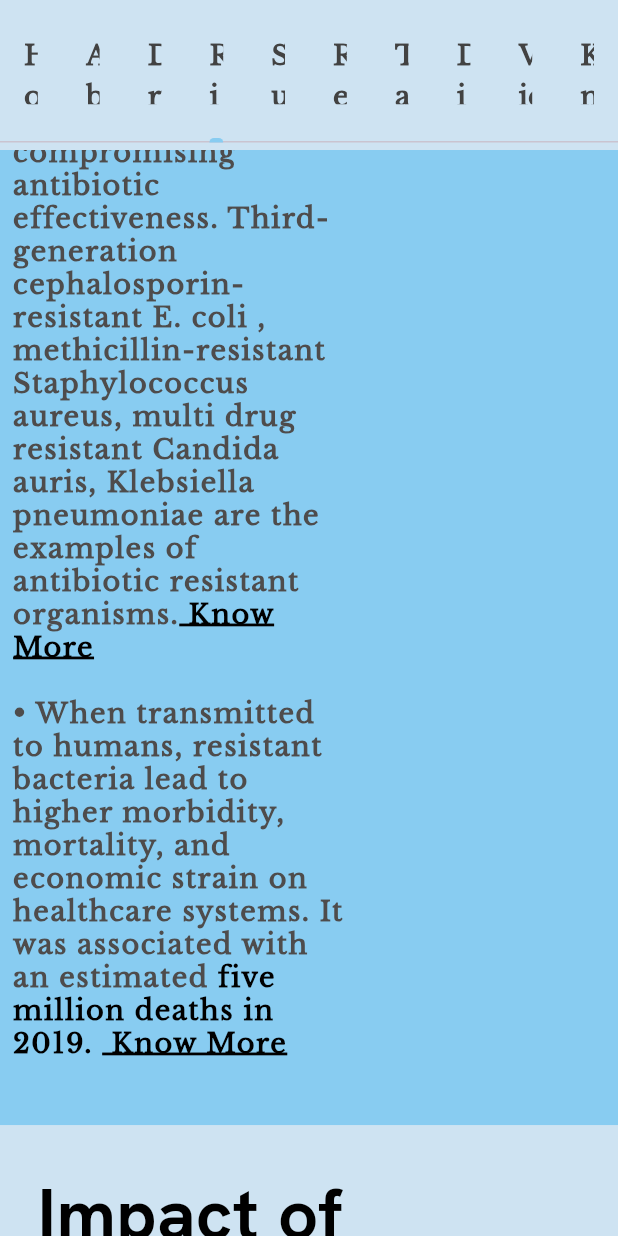
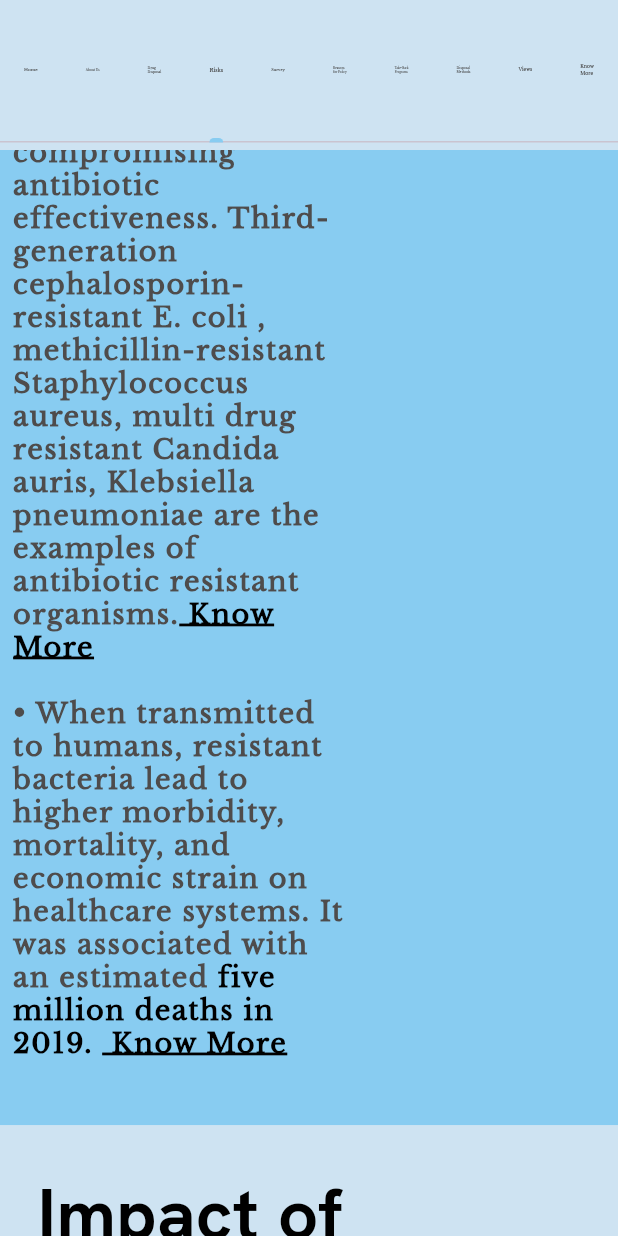
Before and after one commit to NikhilYadav04/PillBin, a Flutter app: the RootScreenTablet screen opened directly, tab 4 chosen, scrolled down 1152 dp, on a phone screen of 412 x 824 dp. Run offline on Flutter 3.47's test engine with Material 3 defaults, Android fonts, the phone set to English and light mode, and no system bars; our stand-ins replace flick_video_player, font_awesome_flutter, get, video_player; generated files the repository leaves out were written again.

Commit message:
Some UI Changes

```diff
--- a/pillbin/lib/l10n/app_hi.arb
+++ b/pillbin/lib/l10n/app_hi.arb
@@ -179,7 +179,7 @@
   "@page_5_rules_desc_3": {},
   "page_5_rules_desc_4": "सार्वजनिक शिक्षा से सुरक्षित निपटान विधियों और सुलभ रिटर्न सिस्टम की जानकारी मिल सकती है, जिससे पर्यावरणीय क्षति को रोका जा सकता है और दवाओं के अपशिष्ट के जिम्मेदार प्रबंधन को प्रोत्साहित किया जा सकता है।",
   "@page_5_rules_desc_4": {},
-  "page_6_title_1": "  दवा वापस लेने के कार्यक्रम",
+  "page_6_title_1": "  दवा वापस लेने के",
   "@page_6_title_1": {},
   "page_6_title_2": "  कार्यक्रम",
   "@page_6_title_2": {},
--- a/pillbin/lib/main.dart
+++ b/pillbin/lib/main.dart
@@ -19,6 +19,7 @@ void main() async {
     DeviceOrientation.landscapeLeft,
     DeviceOrientation.landscapeRight,
   ]);
+
 
   runApp(MyApp());
 }
--- a/pillbin/lib/screens/risks/page_3_a_tablet.dart
+++ b/pillbin/lib/screens/risks/page_3_a_tablet.dart
@@ -165,7 +165,7 @@ class _Page3ATabletState extends State<Page3ATablet>
                                   opacity: _opacityAnimation.value,
                                   child: Center(
                                     child: Text(
-                                      "  ${AppLocalizations.of(context)!.page_4_title_1} ${AppLocalizations.of(context)!.page_4_title_2}${AppLocalizations.of(context)!.page_4_title_3}",
+                                      "  ${AppLocalizations.of(context)!.page_4_title_1} ${AppLocalizations.of(context)!.page_4_title_2}",
                                       style: TextStyle(
                                           color: Colors.black,
                                           fontWeight: FontWeight.bold,
--- a/pillbin/lib/screens/root_screen/root_screen_tablet.dart
+++ b/pillbin/lib/screens/root_screen/root_screen_tablet.dart
@@ -46,32 +46,32 @@ class _RootScreenTabletState extends State<RootScreenTablet>
                 controller: _tabController,
                 tabs: [
                   Tab(
-                    child: Text(AppLocalizations.of(context)!.drawer_1, style: style),
+                    child: FittedBox(child: Text(AppLocalizations.of(context)!.drawer_1, style: style)),
                   ),
                   Tab(
-                    child: Text(AppLocalizations.of(context)!.drawer_2, style: style),
+                    child: FittedBox(child: Text(AppLocalizations.of(context)!.drawer_2, style: style)),
                   ),
                   Tab(
-                    child: Text(AppLocalizations.of(context)!.drawer_3_tablet, style: style),
+                    child: FittedBox(child: Text(AppLocalizations.of(context)!.drawer_3_tablet, style: style)),
                   ),
                   Tab(
-                    child: Text(AppLocalizations.of(context)!.drawer_4, style: style),
+                    child: FittedBox(child: Text(AppLocalizations.of(context)!.drawer_4, style: style)),
                   ),
                   Tab(
-                    child: Text(AppLocalizations.of(context)!.drawer_5, style: style),
+                    child: FittedBox(child: Text(AppLocalizations.of(context)!.drawer_5, style: style)),
                   ),
                   Tab(
-                    child: Text(AppLocalizations.of(context)!.drawer_6_tablet, style: style),
+                    child: FittedBox(child: Text(AppLocalizations.of(context)!.drawer_6_tablet, style: style)),
                   ),
                   Tab(
-                    child: Text(AppLocalizations.of(context)!.drawer_7_tablet, style: style),
+                    child: FittedBox(child: Text(AppLocalizations.of(context)!.drawer_7_tablet, style: style)),
                   ),
                   Tab(
-                    child: Text(AppLocalizations.of(context)!.drawer_8_tablet, style: style),
+                    child: FittedBox(child: Text(AppLocalizations.of(context)!.drawer_8_tablet, style: style)),
                   ),
-                  Tab(child: Text(AppLocalizations.of(context)!.drawer_9, style: style)),
+                  Tab(child: FittedBox(child: Text(AppLocalizations.of(context)!.drawer_9, style: style))),
                   Tab(
-                    child: Text(AppLocalizations.of(context)!.drawer_10_tablet, style: style),
+                    child: FittedBox(child: Text(AppLocalizations.of(context)!.drawer_10_tablet, style: style)),
                   )
                 ]),
           ),
--- a/pillbin/lib/screens/take-back/page_6.dart
+++ b/pillbin/lib/screens/take-back/page_6.dart
@@ -69,6 +69,7 @@ class _Page6State extends State<Page6> with SingleTickerProviderStateMixin {
                             padding: EdgeInsets.symmetric(horizontal: 14.2857*SizeConfig.widthMultiplier),
                             // padding: EdgeInsets.only(
                             //     left: 6.320 * SizeConfig.heightMultiplier),
+                            child: FittedBox(
                               child: Center(
                                 child: Text(
                                   strings.page_6_title_1,
@@ -78,6 +79,7 @@ class _Page6State extends State<Page6> with SingleTickerProviderStateMixin {
                                       fontFamily: "Hanken_Bold",
                                       fontSize:
                                           4.634 * SizeConfig.heightMultiplier),
+                                ),
                               ),
                             ),
                           ),
```
Also changed, not shown: pillbin/lib/screens/intro/page_1_tablet.dart (+12 -4 lines), pillbin/lib/screens/know-more/page_9_tablet.dart (+11 -6 lines), pillbin/lib/screens/reasons/page_5_tablet.dart (+6 -6 lines), pillbin/lib/screens/views/page_8_tablet.dart (+15 -10 lines), pillbin/assets/Image_7.png (deleted), pillbin/assets/bg.png (deleted), pillbin/assets/bg2.png (deleted). Lines whose indentation alone changed are shown as unchanged.
